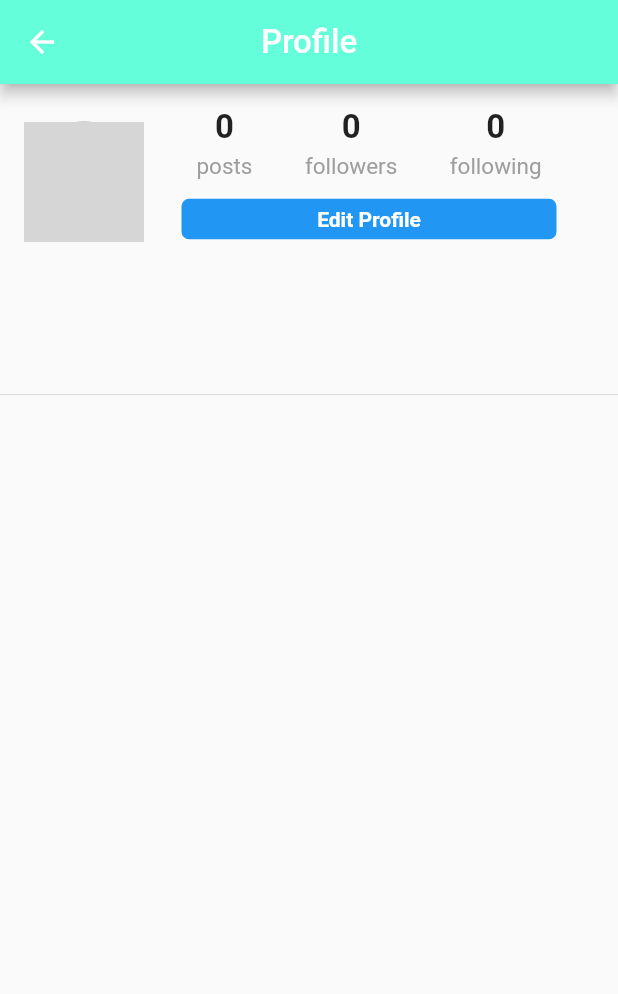
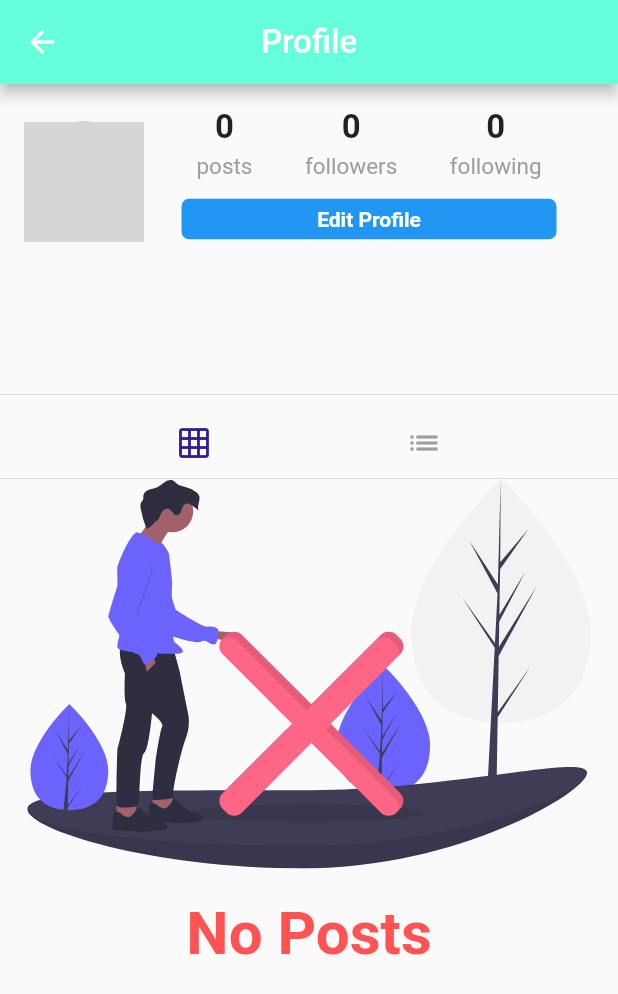
Before and after one commit to VarunSAthreya/Fluttergram, a Flutter app: the Profile screen opened directly, on a phone screen of 412 x 824 dp. Shown: the top 994 px of the screen. Run offline on Flutter 3.47's test engine with Material 2 defaults, Android fonts, the phone set to English and light mode, and no system bars; our stand-ins replace cached_network_image, cloud_firestore, firebase_storage, flutter_svg, geolocator, google_sign_in and 1 more; accounts and stored records are empty; network calls fail; grey boxes are pictures that could not be loaded.

Commit message:
adding grid and list views to posts

```diff
--- a/lib/pages/profile.dart
+++ b/lib/pages/profile.dart
@@ -2,11 +2,13 @@ import 'package:cached_network_image/cached_network_image.dart';
 import 'package:cloud_firestore/cloud_firestore.dart';
 import 'package:flutter/cupertino.dart';
 import 'package:flutter/material.dart';
+import 'package:flutter_svg/svg.dart';
 import 'package:fluttershare/models/user.dart';
 import 'package:fluttershare/pages/edit_profile.dart';
 import 'package:fluttershare/pages/home.dart';
 import 'package:fluttershare/widgets/header.dart';
 import 'package:fluttershare/widgets/post.dart';
+import 'package:fluttershare/widgets/post_tile.dart';
 import 'package:fluttershare/widgets/progress.dart';
 
 class Profile extends StatefulWidget {
@@ -22,6 +24,7 @@ class _ProfileState extends State<Profile> {
   bool isLoading = false;
   int postCount = 0;
   List<Post> posts = [];
+  String postOrientation = 'grid';
 
   @override
   void initState() {
@@ -201,10 +204,77 @@ class _ProfileState extends State<Profile> {
   }
 
   buildProfilePost() {
-    if(isLoading)
+    if(isLoading) {
       return circularProgress();
-    return Column(
-      children: posts,
+    }
+    else if(posts.isEmpty){
+      return Container(
+        child: Column(
+          mainAxisAlignment: MainAxisAlignment.center,
+          children: <Widget>[
+            SvgPicture.asset(
+              'assets/images/no_content.svg',
+              height: 260,
+            ),
+            Padding(
+              padding: EdgeInsets.only(top: 20.0),
+              child: Text(
+                'No Posts',
+                style: TextStyle(
+                  color: Colors.redAccent,
+                  fontSize: 40.0,
+                  fontWeight: FontWeight.bold,
+                ),
+              ),
+            ),
+          ],
+        ),
+      );
+    }
+    else if(postOrientation == 'grid'){
+      List<GridTile> gridTile = [];
+      posts.forEach((post) {
+        gridTile.add(GridTile(child: PostTile(post: post,)));
+      });
+      return GridView.count(
+        crossAxisCount: 3,
+        childAspectRatio: 1.0,
+        mainAxisSpacing: 1.5,
+        crossAxisSpacing: 1.5,
+        shrinkWrap: true,
+        physics: NeverScrollableScrollPhysics(),
+        children: gridTile,
+      );
+    }
+    else if(postOrientation == 'list'){
+      return Column(
+        children: posts,
+      );
+    }
+
+}
+
+  setPostOrientation(String postOrientation){
+    setState(() {
+      this.postOrientation = postOrientation;
+    });
+  }
+
+  buildTogglePost() {
+    return Row(
+      mainAxisAlignment: MainAxisAlignment.spaceEvenly,
+      children: [
+        IconButton(
+          onPressed:()=> setPostOrientation('grid'),
+          icon: Icon(Icons.grid_on),
+          color: postOrientation == 'grid' ? Theme.of(context).primaryColor : Colors.grey,
+        ),
+        IconButton(
+          onPressed:()=> setPostOrientation('list'),
+          icon: Icon(Icons.list),
+          color: postOrientation == 'list' ? Theme.of(context).primaryColor : Colors.grey,
+        )
+      ],
     );
   }
 
@@ -216,6 +286,10 @@ class _ProfileState extends State<Profile> {
         children: [
           buildProfileHeader(),
           Divider(),
+          buildTogglePost(),
+          Divider(
+            height: 0.0,
+          ),
           buildProfilePost(),
         ],
       ),
```
Also changed, not shown: lib/widgets/custom_image.dart (+11 -2 lines), lib/widgets/post.dart (+5 -3 lines), lib/widgets/post_tile.dart (+11 -1 lines).
